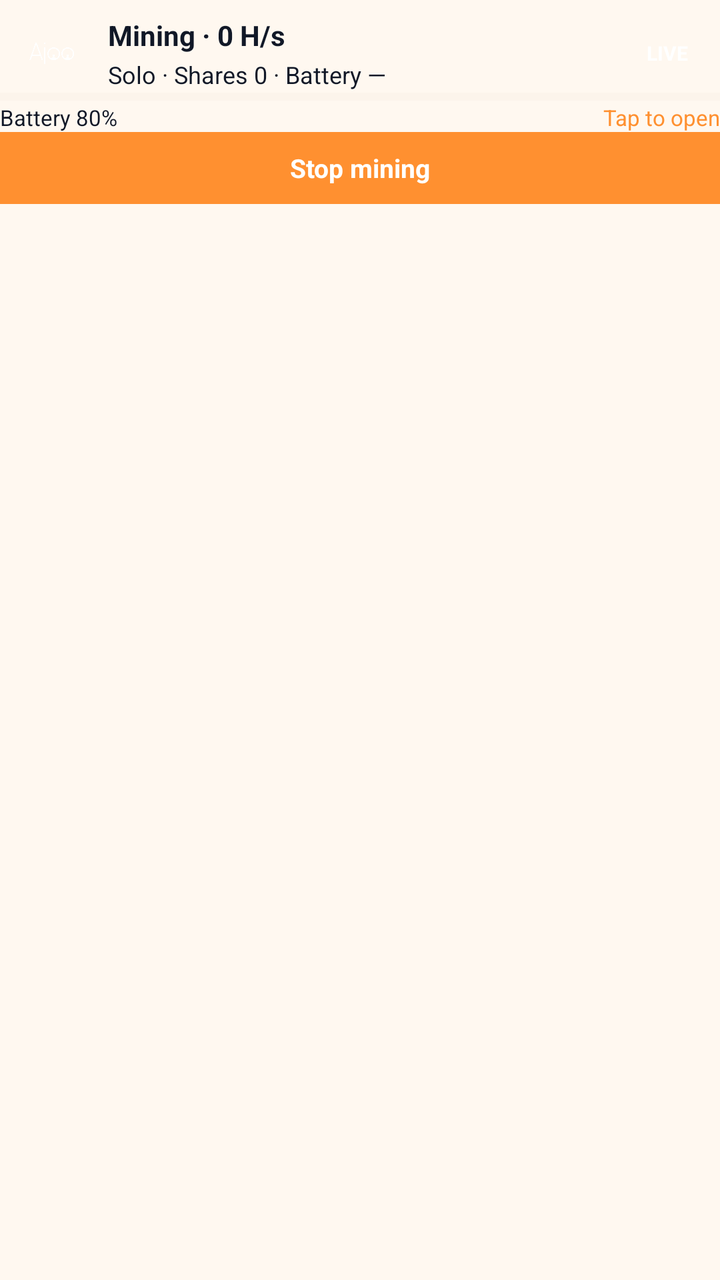
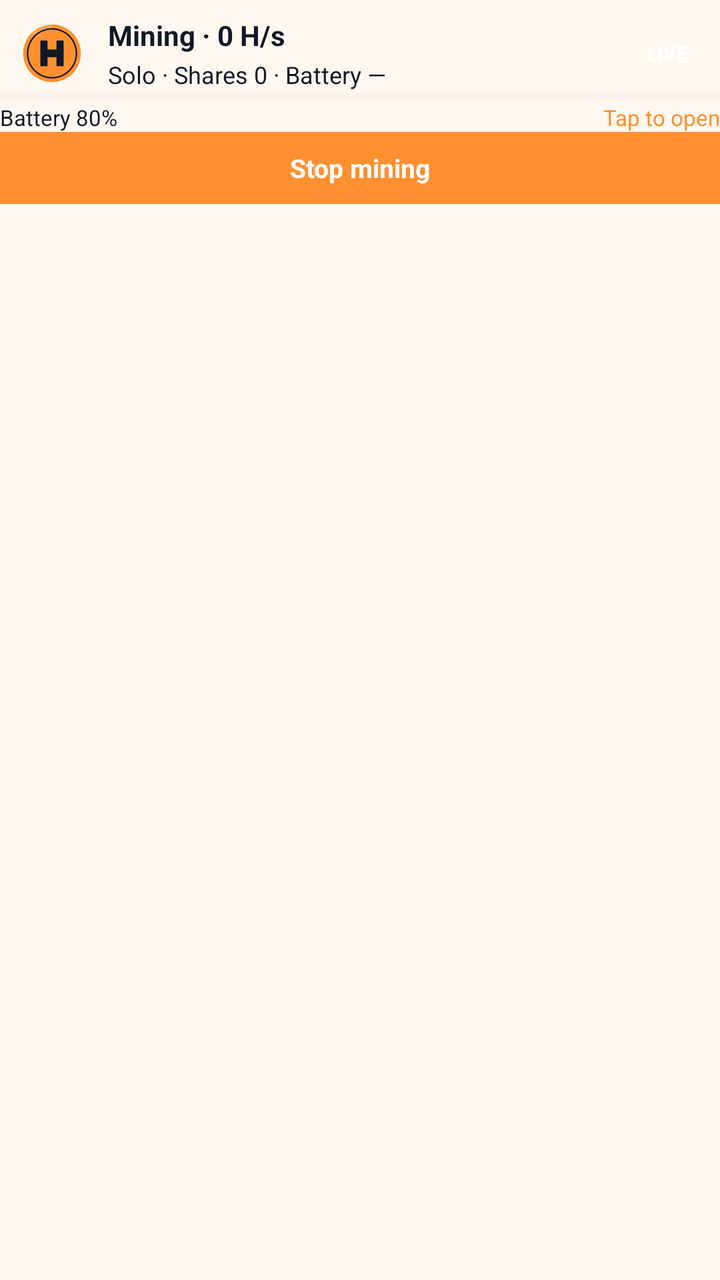

Before-and-after screenshots of an Android layout around one commit, followed by the original layout XML and the change that was made.
<!-- AndroidManifest.xml: application theme AppTheme -->
<!-- res/layout/notification_mining.xml -->
<LinearLayout
	xmlns:android="http://schemas.android.com/apk/res/android"
	xmlns:app="http://schemas.android.com/apk/res-auto"
	xmlns:tools="http://schemas.android.com/tools"
	android:layout_width="match_parent"
	android:layout_height="wrap_content"
	android:orientation="vertical"
	android:padding="0dp">
	<LinearLayout
		android:id="@+id/cardview1"
		android:layout_width="match_parent"
		android:layout_height="wrap_content"
		android:background="@android:color/transparent"
		app:backgroundColor="@color/colorSurface"
		app:cardElevation="0dp"
		app:cardCornerRadius="10dp">
		<LinearLayout
			android:id="@+id/linear7"
			android:layout_width="match_parent"
			android:layout_height="wrap_content"
			android:background="@android:color/transparent"
			android:orientation="vertical">
			<LinearLayout
				android:id="@+id/linear4"
				android:layout_width="match_parent"
				android:layout_height="wrap_content"
				android:paddingLeft="8dp"
				android:paddingTop="8dp"
				android:paddingRight="8dp"
				android:gravity="center_vertical"
				android:orientation="horizontal">
				<ImageView
					android:id="@+id/notif_icon"
					android:layout_width="36dp"
					android:layout_height="36dp"
					android:padding="3dp"
					android:src="@drawable/app_logo_transparent"
					android:scaleType="centerInside"
					android:focusable="false" />
				<LinearLayout
					android:id="@+id/linear5"
					android:layout_width="0dp"
					android:layout_height="wrap_content"
					android:orientation="vertical"
					android:layout_weight="1"
					android:layout_marginStart="10dp">
					<TextView
						android:id="@+id/notif_title"
						android:layout_width="match_parent"
						android:layout_height="wrap_content"
						android:text="Mining · 0 H/s"
						android:textSize="14sp"
						android:textStyle="bold"
						android:textColor="@color/colorTextPrimary"
						android:focusable="false"
						android:maxLines="1" />
					<TextView
						android:id="@+id/notif_subtitle"
						android:layout_width="match_parent"
						android:layout_height="wrap_content"
						android:layout_marginTop="2dp"
						android:text="Solo · Shares 0 · Battery —"
						android:textSize="12sp"
						android:textColor="@color/colorTextPrimary"
						android:focusable="false"
						android:maxLines="1" />
				</LinearLayout>
				<TextView
					android:id="@+id/notif_badge"
					android:layout_width="wrap_content"
					android:layout_height="wrap_content"
					android:paddingLeft="8dp"
					android:paddingTop="3dp"
					android:paddingRight="8dp"
					android:paddingBottom="3dp"
					android:text="LIVE"
					android:textSize="10sp"
					android:textStyle="bold"
					android:textColor="@color/colorSurface"
					android:focusable="false" />
			</LinearLayout>
			<ProgressBar
				android:id="@+id/notif_hash_bar"
				android:layout_width="match_parent"
				android:layout_height="6dp"
				android:indeterminate="false"
				style="?android:progressBarStyleHorizontal"
				android:focusable="false"
				android:progressTint="@color/colorAccent"
				android:progressBackgroundTint="@color/colorSurfaceRaised" />
			<LinearLayout
				android:id="@+id/linear6"
				android:layout_width="match_parent"
				android:layout_height="wrap_content"
				android:orientation="horizontal">
				<TextView
					android:id="@+id/notif_stat_left"
					android:layout_width="0dp"
					android:layout_height="wrap_content"
					android:text="Battery 80%"
					android:textSize="11sp"
					android:textColor="@color/colorTextPrimary"
					android:layout_weight="1"
					android:focusable="false" />
				<TextView
					android:id="@+id/notif_stat_right"
					android:layout_width="wrap_content"
					android:layout_height="wrap_content"
					android:text="Tap to open"
					android:textSize="11sp"
					android:textColor="@color/colorAccent"
					android:focusable="false" />
			</LinearLayout>
			<TextView
				android:id="@+id/notif_btn_stop"
				android:layout_width="match_parent"
				android:layout_height="36dp"
				android:background="@color/colorAccent"
				android:gravity="center_horizontal|center_vertical"
				android:text="Stop mining"
				android:textSize="13sp"
				android:textStyle="bold"
				android:textColor="@color/colorQrBackground"
				android:focusable="false" />
		</LinearLayout>
	</LinearLayout>
</LinearLayout>
<!-- resources referenced by this layout -->
<resources>
  <color name="colorAccent">#FF9030</color>
  <color name="colorQrBackground">#FFFFFF</color>
  <color name="colorSurface">#FFFFFF</color>
  <color name="colorSurfaceRaised">#F3E9DC</color>
  <color name="colorTextPrimary">#111827</color>
  <!-- drawable app_logo_transparent: png bitmap (drawable-xhdpi, 13460 bytes) -->
  <style name="HarvannaTextView" parent="android:Widget.TextView">
          <item name="android:textColor">@color/colorTextPrimary</item>
      </style>
  <color name="colorTextOnAccent">#111827</color>
  <color name="colorAccentDark">#E57A14</color>
  <color name="colorError">#EF4444</color>
  <color name="colorTextPrimaryWhite">#FFFFFF</color>
  <color name="colorControlNormal">#6B7280</color>
  <color name="colorAccentRipple">#1AFF9030</color>
  <color name="colorAccentStroke">#33FF9030</color>
  <color name="colorAccentStrong">#B85F0A</color>
  <color name="colorBackground">#FFF8F0</color>
  <color name="colorTextSecondary">#4B5563</color>
  <color name="colorTextTertiary">#6B7280</color>
  <style name="HarvannaBottomSheetDialog" parent="ThemeOverlay.MaterialComponents.BottomSheetDialog">
          <item name="colorPrimary">@color/colorAccent</item>
          <item name="colorAccent">@color/colorAccent</item>
          <item name="colorSurface">@color/colorSurface</item>
          <item name="colorOnPrimary">@color/colorTextOnAccent</item>
          <item name="colorOnSurface">@color/colorTextPrimary</item>
          <item name="colorOnSurfaceVariant">@color/colorTextSecondary</item>
          <item name="android:textColorPrimary">@color/colorTextPrimary</item>
          <item name="bottomSheetStyle">@style/HarvannaBottomSheetStyle</item>
      </style>
  <style name="HarvannaDialogButton" parent="Widget.MaterialComponents.Button.TextButton.Dialog">
          <item name="android:textColor">@color/colorAccent</item>
          <item name="android:minHeight">48dp</item>
      </style>
  <style name="HarvannaBottomSheetStyle" parent="Widget.MaterialComponents.BottomSheet.Modal">
          <item name="backgroundTint">?attr/colorSurface</item>
          <item name="shapeAppearanceOverlay">@style/HarvannaBottomSheetShape</item>
      </style>
  <style name="HarvannaBottomSheetShape" parent="">
          <item name="cornerFamily">rounded</item>
          <item name="cornerSizeTopLeft">20dp</item>
          <item name="cornerSizeTopRight">20dp</item>
          <item name="cornerSizeBottomLeft">0dp</item>
          <item name="cornerSizeBottomRight">0dp</item>
      </style>
  <!-- unchanged entries left out for length: 2 -->
</resources>

<!-- the commit's change to res/layout/notification_mining.xml (unified diff, before → after) -->
@@ -34,7 +34,7 @@
 					android:layout_width="36dp"
 					android:layout_height="36dp"
 					android:padding="3dp"
-					android:src="@drawable/app_logo_transparent"
+					android:src="@drawable/ic_coin_harv"
 					android:scaleType="centerInside"
 					android:focusable="false" />
 				<LinearLayout
<!-- resource entries referenced after the edit -->
@@ -5,7 +5,32 @@
   <color name="colorSurface">#FFFFFF</color>
   <color name="colorSurfaceRaised">#F3E9DC</color>
   <color name="colorTextPrimary">#111827</color>
-  <!-- drawable app_logo_transparent: png bitmap (drawable-xhdpi, 13460 bytes) -->
+  <!-- drawable ic_coin_harv (drawable) -->
+  <?xml version="1.0" encoding="utf-8"?>
+  <vector xmlns:android="http://schemas.android.com/apk/res/android"
+      android:width="108dp"
+      android:height="108dp"
+      android:viewportWidth="108"
+      android:viewportHeight="108">
+      
+      <path
+          android:fillColor="#FF9030"
+          android:pathData="M54,2a52,52 0,1 0,0.001 0z" />
+      
+      <path
+          android:fillColor="#33FFFFFF"
+          android:pathData="M54,2A52,52 0,0 0,17.2 17.2L24.5,24.5A41.7,41.7 0,0 1,54 12.3z" />
+      
+      <path
+          android:fillColor="#00000000"
+          android:strokeColor="#111827"
+          android:strokeWidth="2.6"
+          android:pathData="M54,10a44,44 0,1 0,0.001 0z" />
+      
+      <path
+          android:fillColor="#111827"
+          android:pathData="M33,31h13v16h16V31h13v46H62V61H46v16H33z" />
+  </vector>
   <style name="HarvannaTextView" parent="android:Widget.TextView">
           <item name="android:textColor">@color/colorTextPrimary</item>
       </style>
